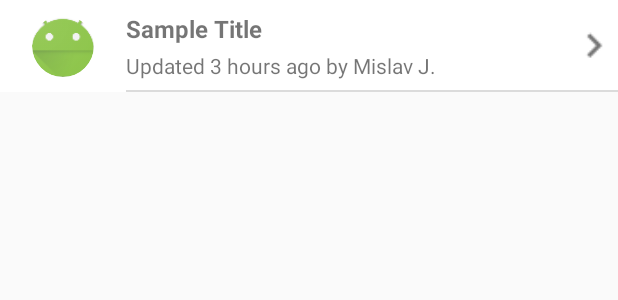
After one commit to morristech/Productive-Android-app, an Android app: the layout list_item.xml on its own in the app's theme, with its tools: preview values and no code run, on a phone screen of 412 x 824 dp. The commit adds this screen. Shown: the top 300 px of the screen. Run offline under Robolectric (Android 15) with nearby library versions, the phone set to English and light mode, and no system bars.

Commit message:
added RecyclerView, Adapters, xml visuals

```diff
--- a/app/build.gradle
+++ b/app/build.gradle
@@ -109,6 +109,10 @@ dependencies {
     compile 'com.google.dagger:dagger:2.0'
     apt 'com.google.dagger:dagger-compiler:2.0'
     compile 'org.glassfish:javax.annotation:10.0-b28'
+    compile 'de.hdodenhof:circleimageview:2.0.0'
+    compile 'com.android.support:recyclerview-v7:+'
+    compile 'com.github.bumptech.glide:glide:3.6.1'
+    compile 'com.android.support:support-v4:23.1.0'
 
     compile('com.afollestad.material-dialogs:core:0.8.4.2@aar') {
         transitive = true
--- a/app/src/main/java/co/infinum/productive/fragments/BaseFragment.java
+++ b/app/src/main/java/co/infinum/productive/fragments/BaseFragment.java
@@ -15,7 +15,7 @@ import co.infinum.productive.mvp.views.BaseView;
 public class BaseFragment extends android.support.v4.app.Fragment implements BaseView {
 
     private MaterialDialog progressDialog;
-    private Context context;
+    protected Context context;
 
     @Override
     public void onAttach(Context context) {
--- /dev/null
+++ b/app/src/main/res/drawable-xxhdpi/item_card_border.xml
@@ -0,0 +1,15 @@
+<?xml version="1.0" encoding="utf-8"?>
+<layer-list xmlns:android="http://schemas.android.com/apk/res/android">
+    <item
+        android:top="-2dp"
+        android:right="-2dp"
+        android:bottom="0dp"
+        android:left="-2dp">
+
+        <shape android:shape="rectangle">
+            <stroke
+                android:width="1dp"
+                android:color="#DBDBDB" />
+        </shape>
+    </item>
+</layer-list>
--- /dev/null
+++ b/app/src/main/res/layout/list_item.xml
@@ -0,0 +1,69 @@
+<?xml version="1.0" encoding="utf-8"?>
+<LinearLayout
+    xmlns:android="http://schemas.android.com/apk/res/android"
+    android:orientation="vertical"
+    android:layout_width="match_parent"
+    android:layout_height="match_parent">
+
+    <RelativeLayout
+        android:background="#FFF"
+        android:paddingLeft="16dp"
+        android:layout_width="match_parent"
+        android:layout_height="wrap_content">
+
+        <RelativeLayout
+            android:background="@drawable/item_card_border"
+            android:layout_toRightOf="@+id/item_thumbnail"
+            android:paddingTop="8dp"
+            android:paddingBottom="8dp"
+            android:layout_width="wrap_content"
+            android:layout_height="wrap_content">
+
+            <LinearLayout
+                android:id="@+id/content_layout"
+                android:layout_centerVertical="true"
+                android:orientation="vertical"
+                android:layout_width="wrap_content"
+                android:layout_height="wrap_content">
+
+                <TextView
+                    android:id="@+id/item_title"
+                    android:text="Sample Title"
+                    android:textSize="16sp"
+                    android:textStyle="bold"
+                    android:layout_marginBottom="4dp"
+                    android:layout_width="wrap_content"
+                    android:layout_height="wrap_content" />
+
+                <TextView
+                    android:id="@+id/item_description"
+                    android:text="Updated 3 hours ago by Mislav J."
+                    android:layout_width="wrap_content"
+                    android:layout_height="wrap_content" />
+
+            </LinearLayout>
+
+            <ImageView
+                android:id="@+id/arrow_right"
+                android:src="@drawable/ic_keyboard_arrow_right"
+                android:layout_alignParentRight="true"
+                android:layout_centerVertical="true"
+                android:layout_width="32dp"
+                android:layout_height="32dp" />
+
+        </RelativeLayout>
+
+        <de.hdodenhof.circleimageview.CircleImageView
+            xmlns:app="http://schemas.android.com/apk/res-auto"
+            android:id="@id/item_thumbnail"
+            android:src="@mipmap/ic_launcher"
+            android:layout_centerVertical="true"
+            android:layout_marginRight="16dp"
+            app:civ_border_width="5dp"
+            app:civ_border_color="#FFF"
+            android:layout_width="52dp"
+            android:layout_height="52dp" />
+
+    </RelativeLayout>
+
+</LinearLayout>
```
Also changed, not shown: app/src/main/java/co/infinum/productive/adapters/SimpleAdapter.java (added, +94 -0 lines), app/src/main/java/co/infinum/productive/adapters/SimpleSectionedRecyclerViewAdapter.java (added, +196 -0 lines), app/src/main/java/co/infinum/productive/fragments/ProjectsFragment.java (+57 -1 lines), app/src/main/java/co/infinum/productive/mvp/interactors/impl/ProjectInteractorImpl.java (+4 -3 lines), app/src/main/res/layout/fragment_projects.xml (+5 -4 lines), app/src/main/res/layout/list_section_separator.xml (added, +19 -0 lines), app/src/main/res/drawable-hdpi/ic_keyboard_arrow_right.png (added), app/src/main/res/drawable-ldpi/ic_keyboard_arrow_right.png (added), app/src/main/res/drawable-mdpi/ic_keyboard_arrow_right.png (added), app/src/main/res/drawable-tvdpi/ic_keyboard_arrow_right.png (added), app/src/main/res/drawable-xhdpi/ic_keyboard_arrow_right.png (added), app/src/main/res/drawable-xxhdpi/ic_keyboard_arrow_right.png (added), app/src/main/res/drawable-xxxhdpi/ic_keyboard_arrow_right.png (added).
